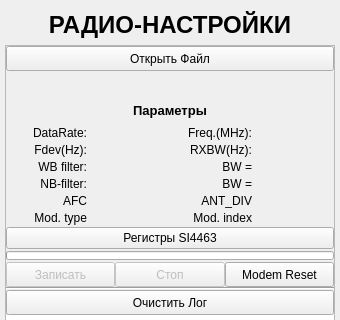
First picture: the form in ANDROID_FORMS/si4463_settings_form.ui, repository DavidSiegman/PLC_RF_Configurator, before the edit; both pictures show x 0 to 340 and y 0 to 320 of the 340 by 560 pixel window.
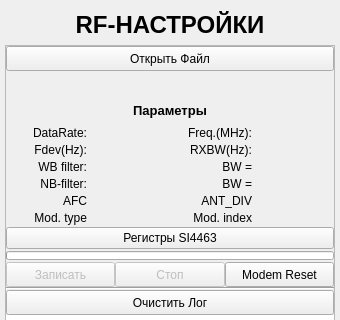
Second picture: the form after the edit. Icons and pictures are not drawn.

```diff
--- a/ANDROID_FORMS/si4463_settings_form.ui
+++ b/ANDROID_FORMS/si4463_settings_form.ui
@@ -57,7 +57,7 @@
         </font>
        </property>
        <property name="text">
-        <string>РАДИО-НАСТРОЙКИ</string>
+        <string>RF-НАСТРОЙКИ</string>
        </property>
        <property name="alignment">
         <set>Qt::AlignCenter</set>
```
Left out of the diff: 2 changed lines with no effect on the pictures.
